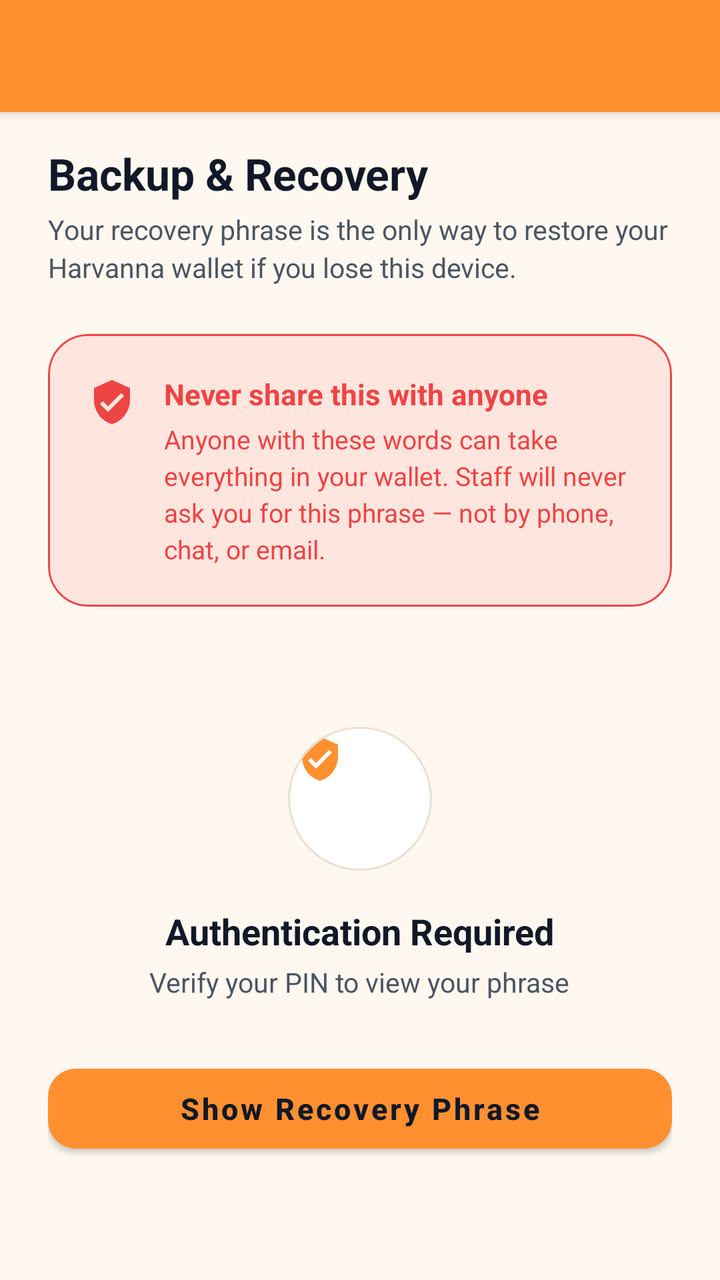
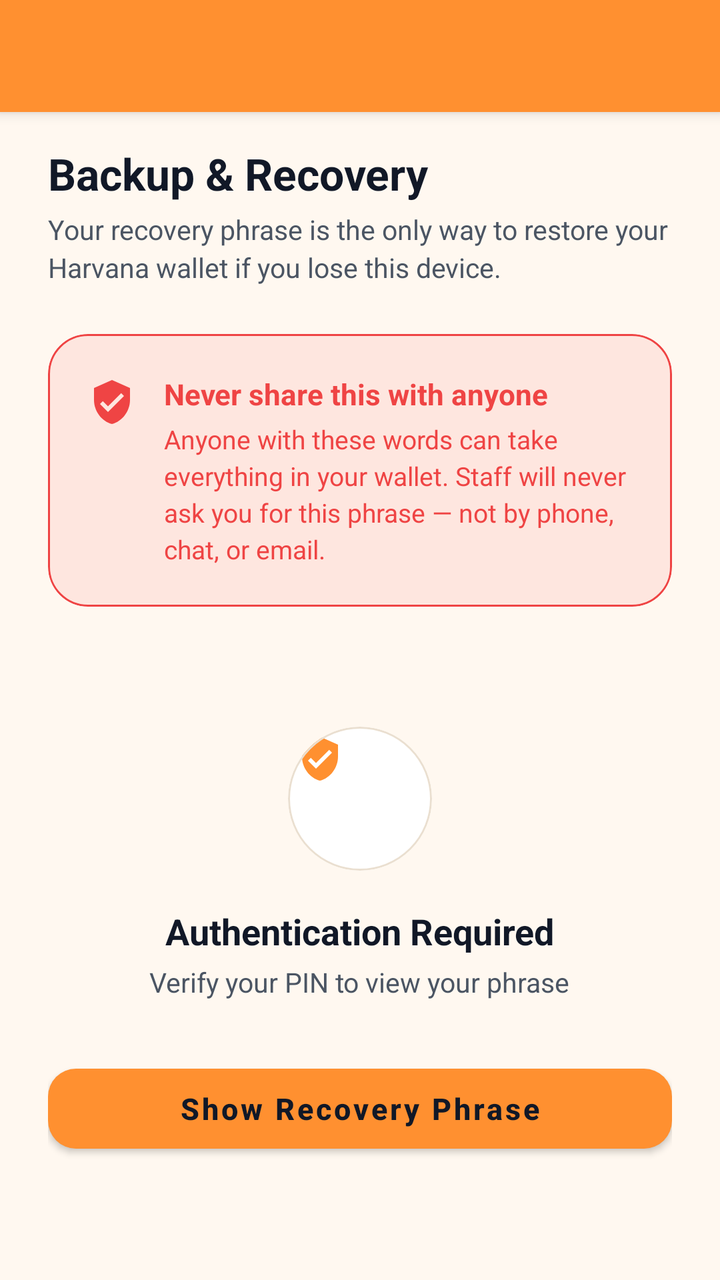

Screens rendered from an Android XML layout before and after an edit, with the pre-edit source and the edit as a unified diff.
<!-- AndroidManifest.xml: application theme AppTheme -->
<!-- res/layout/backup_recovery.xml -->
<androidx.coordinatorlayout.widget.CoordinatorLayout
	xmlns:android="http://schemas.android.com/apk/res/android"
	xmlns:app="http://schemas.android.com/apk/res-auto"
	xmlns:tools="http://schemas.android.com/tools"
	android:id="@+id/_coordinator"
	android:layout_width="match_parent"
	android:layout_height="match_parent">
	<com.google.android.material.appbar.AppBarLayout
		android:id="@+id/_app_bar"
		android:layout_width="match_parent"
		android:layout_height="wrap_content"
		android:theme="@style/AppTheme.AppBarOverlay">
		<androidx.appcompat.widget.Toolbar
			android:id="@+id/_toolbar"
			android:layout_width="match_parent"
			android:layout_height="?attr/actionBarSize"
			android:background="?attr/appBarColor"
			app:popupTheme="@style/AppTheme.PopupOverlay" />
	</com.google.android.material.appbar.AppBarLayout>
	<androidx.core.widget.NestedScrollView
		android:layout_width="match_parent"
		android:layout_height="match_parent"
		android:fillViewport="true"
		android:overScrollMode="never"
		app:layout_behavior="@string/appbar_scrolling_view_behavior">
		<LinearLayout
			android:id="@+id/linear49"
			android:layout_width="match_parent"
			android:layout_height="wrap_content"
			android:paddingTop="16dp"
			android:paddingBottom="40dp"
			android:orientation="vertical"
			android:paddingHorizontal="24dp">
			<com.google.android.material.textview.MaterialTextView
				android:id="@+id/textview52"
				android:layout_width="match_parent"
				android:layout_height="wrap_content"
				android:text="Backup &amp; Recovery"
				android:textSize="22sp"
				android:textStyle="bold"
				android:textColor="@color/colorTextPrimary" />
			<com.google.android.material.textview.MaterialTextView
				android:id="@+id/textview53"
				android:layout_width="match_parent"
				android:layout_height="wrap_content"
				android:layout_marginTop="4dp"
				android:layout_marginBottom="24dp"
				android:text="Your recovery phrase is the only way to restore your Harvanna wallet if you lose this device."
				android:textColor="@color/colorTextSecondary"
				android:textSize="13.5sp"
				android:lineSpacingExtra="3dp" />
			<com.google.android.material.card.MaterialCardView
				android:id="@+id/cardview8"
				android:layout_width="match_parent"
				android:layout_height="wrap_content"
				android:layout_marginBottom="28dp"
				app:cardBackgroundColor="@color/colorErrorSoft"
				app:cardCornerRadius="20dp"
				app:cardElevation="0dp"
				app:strokeColor="@color/colorError"
				app:strokeWidth="1dp">
				<LinearLayout
					android:id="@+id/linear50"
					android:layout_width="match_parent"
					android:layout_height="wrap_content"
					android:padding="20dp"
					android:orientation="horizontal">
					<ImageView
						android:id="@+id/imageview44"
						android:layout_width="24dp"
						android:layout_height="24dp"
						android:layout_marginTop="2dp"
						android:src="@drawable/ic_shield"
						android:scaleType="centerInside"
						android:layout_marginEnd="14dp"
						app:tint="@color/colorError" />
					<LinearLayout
						android:id="@+id/linear51"
						android:layout_width="match_parent"
						android:layout_height="wrap_content"
						android:orientation="vertical">
						<com.google.android.material.textview.MaterialTextView
							android:id="@+id/textview54"
							android:layout_width="match_parent"
							android:layout_height="wrap_content"
							android:text="Never share this with anyone"
							android:textStyle="bold"
							android:textColor="@color/colorError"
							android:textSize="14.5sp" />
						<com.google.android.material.textview.MaterialTextView
							android:id="@+id/textview55"
							android:layout_width="match_parent"
							android:layout_height="wrap_content"
							android:layout_marginTop="4dp"
							android:text="Anyone with these words can take everything in your wallet. Staff will never ask you for this phrase — not by phone, chat, or email."
							android:textSize="13sp"
							android:textColor="@color/colorError"
							android:lineSpacingExtra="3dp" />
					</LinearLayout>
				</LinearLayout>
			</com.google.android.material.card.MaterialCardView>
			<LinearLayout
				android:id="@+id/layoutLockedState"
				android:layout_width="match_parent"
				android:layout_height="wrap_content"
				android:gravity="center_horizontal|center_vertical"
				android:orientation="vertical"
				android:paddingVertical="32dp">
				<com.google.android.material.card.MaterialCardView
					android:id="@+id/cardview9"
					android:layout_width="72dp"
					android:layout_height="72dp"
					app:cardBackgroundColor="@color/colorSurface"
					app:cardCornerRadius="36dp"
					app:cardElevation="0dp"
					app:strokeColor="@color/colorCardStroke"
					app:strokeWidth="1dp">
					<ImageView
						android:id="@+id/imageview45"
						android:layout_width="32dp"
						android:layout_height="32dp"
						android:src="@drawable/ic_shield"
						android:scaleType="centerInside"
						app:tint="@color/colorAccent" />
				</com.google.android.material.card.MaterialCardView>
				<com.google.android.material.textview.MaterialTextView
					android:id="@+id/textview56"
					android:layout_width="wrap_content"
					android:layout_height="wrap_content"
					android:layout_marginTop="18dp"
					android:text="Authentication Required"
					android:textSize="18sp"
					android:textStyle="bold"
					android:textColor="@color/colorTextPrimary" />
				<com.google.android.material.textview.MaterialTextView
					android:id="@+id/textview57"
					android:layout_width="wrap_content"
					android:layout_height="wrap_content"
					android:layout_marginTop="4dp"
					android:text="Verify your PIN to view your phrase"
					android:textColor="@color/colorTextSecondary"
					android:textSize="13.5sp" />
				<com.google.android.material.button.MaterialButton
					android:id="@+id/btnRevealPhrase"
					android:layout_width="match_parent"
					android:layout_height="52dp"
					android:layout_marginTop="28dp"
					android:text="Show Recovery Phrase"
					android:textSize="15sp"
					android:textStyle="bold"
					android:textColor="@color/colorTextOnAccent"
					android:textAllCaps="false"
					app:backgroundTint="@color/colorAccent"
					app:cornerRadius="14dp"
					app:elevation="0dp" />
			</LinearLayout>
			<LinearLayout
				android:id="@+id/layoutRevealedState"
				android:layout_width="match_parent"
				android:layout_height="wrap_content"
				android:orientation="vertical"
				android:visibility="gone">
				<com.google.android.material.card.MaterialCardView
					android:id="@+id/cardview10"
					android:layout_width="match_parent"
					android:layout_height="wrap_content"
					app:cardBackgroundColor="@color/colorSurface"
					app:cardCornerRadius="20dp"
					app:cardElevation="0dp"
					app:strokeColor="@color/colorCardStroke"
					app:strokeWidth="1dp">
					<GridLayout
						android:id="@+id/gridMnemonicWords"
						android:layout_width="match_parent"
						android:layout_height="wrap_content"
						android:padding="20dp"
						android:columnCount="2"
						android:useDefaultMargins="true" />
				</com.google.android.material.card.MaterialCardView>
				<com.google.android.material.button.MaterialButton
					android:id="@+id/btnCopyPhrase"
					android:layout_width="match_parent"
					android:layout_height="52dp"
					android:layout_marginTop="20dp"
					android:text="Copy to Clipboard (clears in 30s)"
					android:textStyle="bold"
					android:textColor="@color/colorTextPrimary"
					android:textSize="14.5sp"
					style="@style/Widget.MaterialComponents.Button.OutlinedButton"
					android:textAllCaps="false"
					app:backgroundTint="@color/colorSurfaceRaised"
					app:cornerRadius="14dp"
					app:elevation="0dp"
					app:strokeColor="@color/colorCardStroke"
					app:strokeWidth="1dp" />
				<com.google.android.material.textview.MaterialTextView
					android:id="@+id/textview58"
					android:layout_width="match_parent"
					android:layout_height="wrap_content"
					android:layout_marginTop="20dp"
					android:gravity="center_horizontal|center_vertical"
					android:text="Write these words down in order and store them somewhere safe and offline."
					android:textSize="12sp"
					android:textColor="@color/colorTextTertiary"
					android:lineSpacingExtra="3dp" />
			</LinearLayout>
		</LinearLayout>
	</androidx.core.widget.NestedScrollView>
</androidx.coordinatorlayout.widget.CoordinatorLayout>
<!-- resources referenced by this layout -->
<resources>
  <style name="AppTheme" parent="Theme.MaterialComponents.DayNight.NoActionBar">
          
          <item name="android:textViewStyle">@style/HarvannaTextView</item>
          <item name="appBarColor">@color/colorAccent</item>
          <item name="onAppBarColor">@color/colorTextOnAccent</item>
          <item name="colorSecondary">@color/colorAccent</item>
          <item name="colorOnSecondary">@color/colorTextOnAccent</item>
          <item name="colorPrimaryVariant">@color/colorAccentDark</item>
          <item name="colorSecondaryVariant">@color/colorAccentDark</item>
          <item name="colorError">@color/colorError</item>
          <item name="colorOnError">@color/colorTextPrimaryWhite</item>
          <item name="colorControlActivated">@color/colorAccent</item>
          <item name="colorControlNormal">@color/colorControlNormal</item>
          <item name="colorControlHighlight">@color/colorAccentRipple</item>
          <item name="android:textColorHighlight">@color/colorAccentStroke</item>
          <item name="android:textColorLink">@color/colorAccentStrong</item>
          <item name="android:editTextColor">@color/colorTextPrimary</item>
          <item name="android:navigationBarColor">@color/colorBackground</item>
          <item name="colorPrimary">@color/colorAccent</item>
          <item name="colorPrimaryDark">@color/colorAccentStrong</item>
          <item name="colorAccent">@color/colorAccent</item>
          <item name="colorSurface">@color/colorSurface</item>
          <item name="colorOnPrimary">@color/colorTextOnAccent</item>
          <item name="colorOnSurface">@color/colorTextPrimary</item>
          <item name="colorOnBackground">@color/colorTextPrimary</item>
          <item name="colorOnSurfaceVariant">@color/colorTextSecondary</item>
          <item name="android:textColorPrimary">@color/colorTextPrimary</item>
          <item name="android:textColorSecondary">@color/colorTextSecondary</item>
          <item name="android:textColorHint">@color/colorTextTertiary</item>
          <item name="android:statusBarColor">?attr/appBarColor</item>
          <item name="android:windowLightStatusBar">true</item>
          <item name="android:windowBackground">@color/colorBackground</item>
          <item name="alertDialogTheme">@style/HarvannaAlertDialog</item>
          <item name="materialAlertDialogTheme">@style/HarvannaAlertDialog</item>
          <item name="bottomSheetDialogTheme">@style/HarvannaBottomSheetDialog</item>
      </style>
  <style name="HarvannaTextView" parent="android:Widget.TextView">
          <item name="android:textColor">@color/colorTextPrimary</item>
      </style>
  <style name="HarvannaAlertDialog" parent="ThemeOverlay.MaterialComponents.MaterialAlertDialog">
          <item name="colorPrimary">@color/colorAccent</item>
          <item name="colorAccent">@color/colorAccent</item>
          <item name="colorSurface">@color/colorSurface</item>
          <item name="colorOnPrimary">@color/colorTextOnAccent</item>
          <item name="colorOnSurface">@color/colorTextPrimary</item>
          <item name="android:textColorPrimary">@color/colorTextPrimary</item>
          <item name="android:textColor">@color/colorTextPrimary</item>
          <item name="android:windowBackground">@color/colorSurface</item>
          <item name="buttonBarPositiveButtonStyle">@style/HarvannaDialogButton</item>
          <item name="buttonBarNegativeButtonStyle">@style/HarvannaDialogButton</item>
          <item name="buttonBarNeutralButtonStyle">@style/HarvannaDialogButton</item>
      </style>
  <style name="HarvannaBottomSheetDialog" parent="ThemeOverlay.MaterialComponents.BottomSheetDialog">
          <item name="android:windowIsFloating">false</item>
          <item name="android:windowBackground">@android:color/transparent</item>
          <item name="android:background">@android:color/transparent</item>
          <item name="android:backgroundDimEnabled">true</item>
          <item name="colorPrimary">@color/colorAccent</item>
          <item name="colorAccent">@color/colorAccent</item>
          <item name="colorSurface">@color/colorSurface</item>
          <item name="colorOnPrimary">@color/colorTextOnAccent</item>
          <item name="colorOnSurface">@color/colorTextPrimary</item>
          <item name="colorOnSurfaceVariant">@color/colorTextSecondary</item>
          <item name="android:textColorPrimary">@color/colorTextPrimary</item>
          <item name="bottomSheetStyle">@style/HarvannaBottomSheetStyle</item>
      </style>
  <style name="HarvannaDialogButton" parent="Widget.MaterialComponents.Button.TextButton.Dialog">
          <item name="android:textColor">@color/colorAccent</item>
          <item name="android:minHeight">48dp</item>
      </style>
  <style name="HarvannaBottomSheetStyle" parent="Widget.MaterialComponents.BottomSheet.Modal">
          <item name="backgroundTint">?attr/colorSurface</item>
          <item name="shapeAppearanceOverlay">@style/HarvannaBottomSheetShape</item>
      </style>
  <style name="HarvannaBottomSheetShape" parent="">
          <item name="cornerFamily">rounded</item>
          <item name="cornerSizeTopLeft">20dp</item>
          <item name="cornerSizeTopRight">20dp</item>
          <item name="cornerSizeBottomLeft">0dp</item>
          <item name="cornerSizeBottomRight">0dp</item>
      </style>
  <!-- unchanged entries left out for length: 20 -->
</resources>

<!-- the commit's change to res/layout/backup_recovery.xml (unified diff, before → after) -->
@@ -45,7 +45,7 @@
 				android:layout_height="wrap_content"
 				android:layout_marginTop="4dp"
 				android:layout_marginBottom="24dp"
-				android:text="Your recovery phrase is the only way to restore your Harvanna wallet if you lose this device."
+				android:text="Your recovery phrase is the only way to restore your Harvana wallet if you lose this device."
 				android:textColor="@color/colorTextSecondary"
 				android:textSize="13.5sp"
 				android:lineSpacingExtra="3dp" />
<!-- resource entries referenced after the edit -->
@@ -2,7 +2,7 @@
 <resources>
   <style name="AppTheme" parent="Theme.MaterialComponents.DayNight.NoActionBar">
           
-          <item name="android:textViewStyle">@style/HarvannaTextView</item>
+          <item name="android:textViewStyle">@style/HarvanaTextView</item>
           <item name="appBarColor">@color/colorAccent</item>
           <item name="onAppBarColor">@color/colorTextOnAccent</item>
           <item name="colorSecondary">@color/colorAccent</item>
@@ -32,14 +32,14 @@
           <item name="android:statusBarColor">?attr/appBarColor</item>
           <item name="android:windowLightStatusBar">true</item>
           <item name="android:windowBackground">@color/colorBackground</item>
-          <item name="alertDialogTheme">@style/HarvannaAlertDialog</item>
-          <item name="materialAlertDialogTheme">@style/HarvannaAlertDialog</item>
-          <item name="bottomSheetDialogTheme">@style/HarvannaBottomSheetDialog</item>
+          <item name="alertDialogTheme">@style/HarvanaAlertDialog</item>
+          <item name="materialAlertDialogTheme">@style/HarvanaAlertDialog</item>
+          <item name="bottomSheetDialogTheme">@style/HarvanaBottomSheetDialog</item>
       </style>
-  <style name="HarvannaTextView" parent="android:Widget.TextView">
+  <style name="HarvanaTextView" parent="android:Widget.TextView">
           <item name="android:textColor">@color/colorTextPrimary</item>
       </style>
-  <style name="HarvannaAlertDialog" parent="ThemeOverlay.MaterialComponents.MaterialAlertDialog">
+  <style name="HarvanaAlertDialog" parent="ThemeOverlay.MaterialComponents.MaterialAlertDialog">
           <item name="colorPrimary">@color/colorAccent</item>
           <item name="colorAccent">@color/colorAccent</item>
           <item name="colorSurface">@color/colorSurface</item>
@@ -48,11 +48,11 @@
           <item name="android:textColorPrimary">@color/colorTextPrimary</item>
           <item name="android:textColor">@color/colorTextPrimary</item>
           <item name="android:windowBackground">@color/colorSurface</item>
-          <item name="buttonBarPositiveButtonStyle">@style/HarvannaDialogButton</item>
-          <item name="buttonBarNegativeButtonStyle">@style/HarvannaDialogButton</item>
-          <item name="buttonBarNeutralButtonStyle">@style/HarvannaDialogButton</item>
+          <item name="buttonBarPositiveButtonStyle">@style/HarvanaDialogButton</item>
+          <item name="buttonBarNegativeButtonStyle">@style/HarvanaDialogButton</item>
+          <item name="buttonBarNeutralButtonStyle">@style/HarvanaDialogButton</item>
       </style>
-  <style name="HarvannaBottomSheetDialog" parent="ThemeOverlay.MaterialComponents.BottomSheetDialog">
+  <style name="HarvanaBottomSheetDialog" parent="ThemeOverlay.MaterialComponents.BottomSheetDialog">
           <item name="android:windowIsFloating">false</item>
           <item name="android:windowBackground">@android:color/transparent</item>
           <item name="android:background">@android:color/transparent</item>
@@ -64,17 +64,17 @@
           <item name="colorOnSurface">@color/colorTextPrimary</item>
           <item name="colorOnSurfaceVariant">@color/colorTextSecondary</item>
           <item name="android:textColorPrimary">@color/colorTextPrimary</item>
-          <item name="bottomSheetStyle">@style/HarvannaBottomSheetStyle</item>
+          <item name="bottomSheetStyle">@style/HarvanaBottomSheetStyle</item>
       </style>
-  <style name="HarvannaDialogButton" parent="Widget.MaterialComponents.Button.TextButton.Dialog">
+  <style name="HarvanaDialogButton" parent="Widget.MaterialComponents.Button.TextButton.Dialog">
           <item name="android:textColor">@color/colorAccent</item>
           <item name="android:minHeight">48dp</item>
       </style>
-  <style name="HarvannaBottomSheetStyle" parent="Widget.MaterialComponents.BottomSheet.Modal">
+  <style name="HarvanaBottomSheetStyle" parent="Widget.MaterialComponents.BottomSheet.Modal">
           <item name="backgroundTint">?attr/colorSurface</item>
-          <item name="shapeAppearanceOverlay">@style/HarvannaBottomSheetShape</item>
+          <item name="shapeAppearanceOverlay">@style/HarvanaBottomSheetShape</item>
       </style>
-  <style name="HarvannaBottomSheetShape" parent="">
+  <style name="HarvanaBottomSheetShape" parent="">
           <item name="cornerFamily">rounded</item>
           <item name="cornerSizeTopLeft">20dp</item>
           <item name="cornerSizeTopRight">20dp</item>
